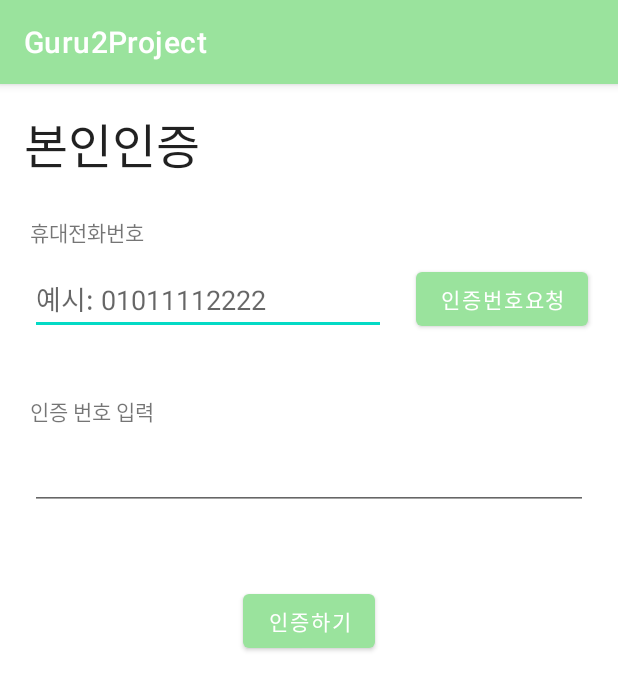
After one commit to Milyeong/Guru2Project, an Android app: the PhoneAuthActivity screen opened directly, with no data from a screen before it, on a phone screen of 412 x 824 dp. The commit adds this screen. Shown: the top 690 px of the screen. Run offline under Robolectric (Android 15) with nearby library versions, the phone set to English and light mode, and no system bars; our stand-ins replace Firebase (no records; nobody signed in at launch, a user with empty details on screens opened directly).

Commit message:
Commit: 로그인/회원가입/전화번호인증 구현(세부조절 필요)

```diff
--- a/app/src/main/AndroidManifest.xml
+++ b/app/src/main/AndroidManifest.xml
@@ -15,7 +15,8 @@
         android:roundIcon="@mipmap/ic_launcher_round"
         android:supportsRtl="true"
         android:theme="@style/Theme.Guru2Project">
-        <activity android:name=".SignUpActivity"></activity>
+        <activity android:name=".PhoneAuthActivity"></activity>
+        <activity android:name=".SignUpActivity" />
         <activity android:name=".LoadingActivity" />
         <activity android:name=".SettingTimeActivity" />
         <activity android:name=".MainActivity">
--- a/app/src/main/java/com/example/guru2project/MainActivity.kt
+++ b/app/src/main/java/com/example/guru2project/MainActivity.kt
@@ -54,7 +54,7 @@ class MainActivity : AppCompatActivity() {
         if (auth.currentUser != null) {
             val intent = Intent(this, SettingTimeActivity::class.java)
             startActivity(intent)
-            finish()
+           // finish()
         }
 
         // 뷰 연결
--- /dev/null
+++ b/app/src/main/java/com/example/guru2project/PhoneAuthActivity.kt
@@ -0,0 +1,146 @@
+package com.example.guru2project
+
+import android.content.ContentValues.TAG
+import android.content.Intent
+import androidx.appcompat.app.AppCompatActivity
+import android.os.Bundle
+import android.text.TextUtils
+import android.util.Log
+import android.widget.Button
+import android.widget.EditText
+import android.widget.Toast
+import com.google.firebase.FirebaseException
+import com.google.firebase.FirebaseTooManyRequestsException
+import com.google.firebase.auth.*
+import com.google.firebase.auth.ktx.auth
+import com.google.firebase.ktx.Firebase
+import java.util.concurrent.TimeUnit
+
+class PhoneAuthActivity : AppCompatActivity() {
+
+    private lateinit var auth: FirebaseAuth
+    private lateinit var callbacks: PhoneAuthProvider.OnVerificationStateChangedCallbacks
+    private lateinit var storedVerificationId: String
+    private lateinit var resendToken: PhoneAuthProvider.ForceResendingToken
+
+    private lateinit var edtPhoneNum: EditText
+    private lateinit var edtCode: EditText
+    private lateinit var btnRequest: Button
+    private lateinit var btnPhoneAuth: Button
+
+    override fun onCreate(savedInstanceState: Bundle?) {
+        super.onCreate(savedInstanceState)
+        setContentView(R.layout.activity_phone_auth)
+
+        edtPhoneNum = findViewById(R.id.edt_pA_phoneNum)
+        edtCode = findViewById(R.id.edt_pA_code)
+        btnRequest = findViewById(R.id.btn_pA_code)
+        btnPhoneAuth = findViewById(R.id.btn_pA_phoneAuth)
+
+        auth = Firebase.auth
+        auth.setLanguageCode("ko")
+        // 콜백 함수 구현
+        callback()
+
+        // 사용자 전화로 인증 코드 전송
+        btnRequest.setOnClickListener{
+            var input = edtPhoneNum.text.toString()
+            if(TextUtils.isEmpty(input)){
+                Toast.makeText(baseContext, "전화번호를 입력해주세요.", Toast.LENGTH_SHORT).show()
+            }
+
+            var phoneNumber = "+82" + input.substring(1)
+            Log.d(TAG, "??:${phoneNumber}")
+            val options = PhoneAuthOptions.newBuilder(auth)
+                .setPhoneNumber(phoneNumber)       // Phone number to verify
+                .setTimeout(90L, TimeUnit.SECONDS) // Timeout and unit
+                .setActivity(this)                 // Activity (for callback binding)
+                .setCallbacks(callbacks)          // OnVerificationStateChangedCallbacks
+                .build()
+            PhoneAuthProvider.verifyPhoneNumber(options)
+        }
+
+        // 코드로 인증하기
+        btnPhoneAuth.setOnClickListener{
+            var code = edtCode.text.toString()
+            if(TextUtils.isEmpty(code)){
+                Toast.makeText(baseContext, "인증코드를 입력해주세요.", Toast.LENGTH_SHORT).show()
+            }
+            try {
+                val credential = PhoneAuthProvider.getCredential(storedVerificationId!!, code)
+                linkWithPhoneAuthCredential(credential)
+            }catch(e:Exception){
+                Toast.makeText(baseContext, "인증번호요청이 필요합니다.", Toast.LENGTH_SHORT).show()
+                Log.d(TAG, "??:${e.message}")
+            }
+        }
+    }
+
+    private fun callback(){
+        callbacks = object : PhoneAuthProvider.OnVerificationStateChangedCallbacks() {
+
+            override fun onVerificationCompleted(credential: PhoneAuthCredential) {
+                // This callback will be invoked in two situations:
+                // 1 - Instant verification. In some cases the phone number can be instantly
+                //     verified without needing to send or enter a verification code.
+                // 2 - Auto-retrieval. On some devices Google Play services can automatically
+                //     detect the incoming verification SMS and perform verification without
+                //     user action.
+                Log.d(TAG, "onVerificationCompleted:$credential")
+                linkWithPhoneAuthCredential(credential)
+            }
+
+            override fun onVerificationFailed(e: FirebaseException) {
+                // This callback is invoked in an invalid request for verification is made,
+                // for instance if the the phone number format is not valid.
+                Log.w(TAG, "onVerificationFailed", e)
+
+                if (e is FirebaseAuthInvalidCredentialsException) {
+                    // Invalid request
+                } else if (e is FirebaseTooManyRequestsException) {
+                    // The SMS quota for the project has been exceeded
+                }
+
+                // Show a message and update the UI
+            }
+
+            override fun onCodeSent(
+                verificationId: String,
+                token: PhoneAuthProvider.ForceResendingToken
+            ) {
+                // The SMS verification code has been sent to the provided phone number, we
+                // now need to ask the user to enter the code and then construct a credential
+                // by combining the code with a verification ID.
+                Log.d(TAG, "onCodeSent:$verificationId")
+
+                // Save verification ID and resending token so we can use them later
+                storedVerificationId = verificationId
+                resendToken = token
+            }
+        }
+    }
+
+    private fun linkWithPhoneAuthCredential(credential: PhoneAuthCredential) {
+        auth.currentUser!!.linkWithCredential(credential)
+            .addOnCompleteListener(this) { task ->
+                if (task.isSuccessful) {
+                    // Sign in success, update UI with the signed-in user's information
+                    Log.d(TAG, "signInWithCredential:success")
+
+                    val user = task.result?.user
+
+                    val intent = Intent(this, MainActivity::class.java)
+                    startActivity(intent)
+                    finish()
+                } else {
+                    // Sign in failed, display a message and update the UI
+                    Log.w(TAG, "signInWithCredential:failure", task.exception)
+                    if (task.exception is FirebaseAuthInvalidCredentialsException) {
+                        // The verification code entered was invalid
+                    }
+                    // Update UI
+                }
+            }
+    }
+
+}
--- a/app/src/main/java/com/example/guru2project/SignUpActivity.kt
+++ b/app/src/main/java/com/example/guru2project/SignUpActivity.kt
@@ -11,6 +11,7 @@ import android.widget.Button
 import android.widget.EditText
 import android.widget.Toast
 import com.google.firebase.auth.FirebaseAuth
+import com.google.firebase.auth.PhoneAuthCredential
 import com.google.firebase.auth.ktx.auth
 import com.google.firebase.database.DatabaseReference
 import com.google.firebase.database.ktx.database
@@ -72,6 +73,9 @@ class SignUpActivity : AppCompatActivity() {
                     writeNewUser(uid,email,name)
                     //updateUi(user)
                     // phoneAuth로 이동하게 만들기.
+                    val intent = Intent(this, PhoneAuthActivity::class.java)
+                    startActivity(intent)
+                    finish()
                 }else {
                     // 실패
                     Log.w(TAG, "createUserEmail:failure", task.exception)
--- a/app/src/main/res/layout/activity_main.xml
+++ b/app/src/main/res/layout/activity_main.xml
@@ -16,7 +16,7 @@
         android:layout_marginBottom="16dp"
         android:ems="10"
         android:hint="이메일 입력"
-        android:inputType="number"
+        android:inputType="textEmailAddress"
         app:layout_constraintBottom_toTopOf="@+id/login_pw"
         app:layout_constraintEnd_toEndOf="parent"
         app:layout_constraintHorizontal_bias="0.521"
--- /dev/null
+++ b/app/src/main/res/layout/activity_phone_auth.xml
@@ -0,0 +1,87 @@
+<?xml version="1.0" encoding="utf-8"?>
+<androidx.constraintlayout.widget.ConstraintLayout xmlns:android="http://schemas.android.com/apk/res/android"
+    xmlns:app="http://schemas.android.com/apk/res-auto"
+    xmlns:tools="http://schemas.android.com/tools"
+    android:layout_width="match_parent"
+    android:layout_height="match_parent"
+    tools:context=".PhoneAuthActivity">
+
+    <TextView
+        android:id="@+id/textView"
+        android:layout_width="wrap_content"
+        android:layout_height="wrap_content"
+        android:layout_marginStart="16dp"
+        android:layout_marginTop="16dp"
+        android:text="본인인증"
+        android:textAppearance="@style/TextAppearance.AppCompat.Large"
+        android:textSize="32sp"
+        app:layout_constraintStart_toStartOf="parent"
+        app:layout_constraintTop_toTopOf="parent" />
+
+    <EditText
+        android:id="@+id/edt_pA_phoneNum"
+        android:layout_width="0dp"
+        android:layout_height="wrap_content"
+        android:layout_marginStart="20dp"
+        android:layout_marginTop="10dp"
+        android:layout_marginEnd="20dp"
+        android:ems="10"
+        android:hint="예시: 01011112222"
+        android:inputType="phone"
+        app:layout_constraintEnd_toStartOf="@+id/btn_pA_code"
+        app:layout_constraintStart_toStartOf="parent"
+        app:layout_constraintTop_toBottomOf="@+id/textView5" />
+
+    <Button
+        android:id="@+id/btn_pA_code"
+        android:layout_width="wrap_content"
+        android:layout_height="wrap_content"
+        android:layout_marginEnd="20dp"
+        android:text="인증번호요청"
+        app:layout_constraintBottom_toBottomOf="@+id/edt_pA_phoneNum"
+        app:layout_constraintEnd_toEndOf="parent"
+        app:layout_constraintTop_toTopOf="@+id/edt_pA_phoneNum" />
+
+    <TextView
+        android:id="@+id/textView5"
+        android:layout_width="wrap_content"
+        android:layout_height="wrap_content"
+        android:layout_marginStart="20dp"
+        android:layout_marginTop="24dp"
+        android:text="휴대전화번호 "
+        app:layout_constraintStart_toStartOf="parent"
+        app:layout_constraintTop_toBottomOf="@+id/textView" />
+
+    <TextView
+        android:id="@+id/textView6"
+        android:layout_width="wrap_content"
+        android:layout_height="wrap_content"
+        android:layout_marginStart="20dp"
+        android:layout_marginTop="40dp"
+        android:text="인증 번호 입력"
+        app:layout_constraintStart_toStartOf="parent"
+        app:layout_constraintTop_toBottomOf="@+id/edt_pA_phoneNum" />
+
+    <EditText
+        android:id="@+id/edt_pA_code"
+        android:layout_width="0dp"
+        android:layout_height="wrap_content"
+        android:layout_marginStart="20dp"
+        android:layout_marginTop="10dp"
+        android:layout_marginEnd="20dp"
+        android:ems="10"
+        android:inputType="number"
+        app:layout_constraintEnd_toEndOf="parent"
+        app:layout_constraintStart_toStartOf="parent"
+        app:layout_constraintTop_toBottomOf="@+id/textView6" />
+
+    <Button
+        android:id="@+id/btn_pA_phoneAuth"
+        android:layout_width="wrap_content"
+        android:layout_height="wrap_content"
+        android:layout_marginTop="50dp"
+        android:text="인증하기"
+        app:layout_constraintEnd_toEndOf="parent"
+        app:layout_constraintStart_toStartOf="parent"
+        app:layout_constraintTop_toBottomOf="@+id/edt_pA_code" />
+</androidx.constraintlayout.widget.ConstraintLayout>
```
